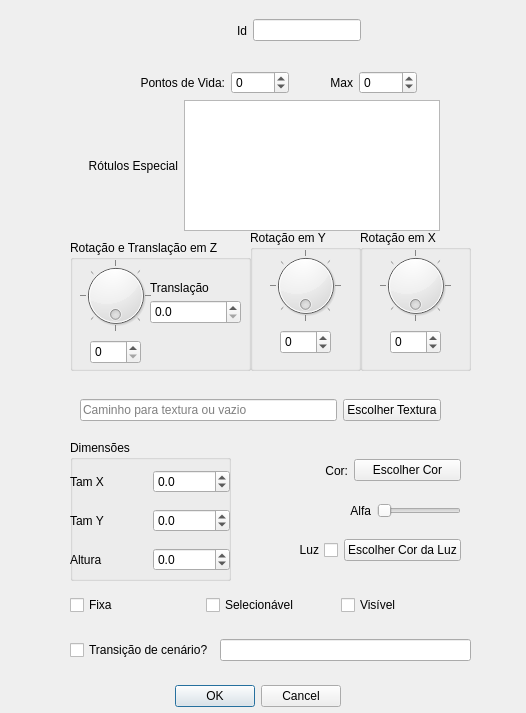
This is ifg/qt/ui/forma.ui in matferib/tabuleiro-virtual as Qt 5 draws it before an edit. The edited form follows.
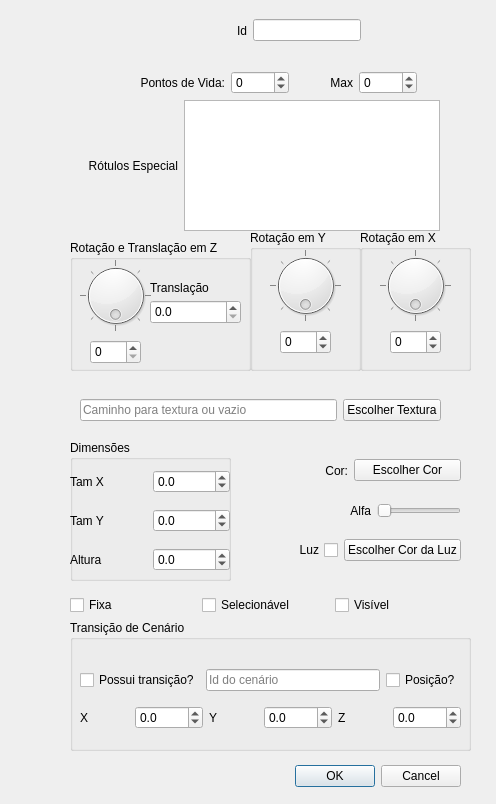
This is the edited form.

Commit message: ui do ponto de entrada da transicao

```diff
--- a/ifg/qt/ui/forma.ui
+++ b/ifg/qt/ui/forma.ui
@@ -6,8 +6,8 @@
    <rect>
     <x>0</x>
     <y>0</y>
-    <width>526</width>
-    <height>713</height>
+    <width>496</width>
+    <height>804</height>
    </rect>
   </property>
   <property name="windowTitle">
@@ -42,8 +42,8 @@
   <widget class="QDialogButtonBox" name="botoes">
    <property name="geometry">
     <rect>
-     <x>0</x>
-     <y>680</y>
+     <x>120</x>
+     <y>760</y>
      <width>341</width>
      <height>32</height>
     </rect>
@@ -548,9 +548,9 @@
    <property name="geometry">
     <rect>
      <x>70</x>
-     <y>580</y>
-     <width>401</width>
-     <height>51</height>
+     <y>590</y>
+     <width>391</width>
+     <height>31</height>
     </rect>
    </property>
    <layout class="QHBoxLayout" name="horizontalLayout_11">
@@ -696,27 +696,146 @@
     </property>
    </widget>
   </widget>
-  <widget class="QWidget" name="horizontalLayoutWidget_7">
+  <widget class="QGroupBox" name="groupBox_5">
    <property name="geometry">
     <rect>
      <x>70</x>
-     <y>630</y>
+     <y>620</y>
      <width>401</width>
-     <height>41</height>
+     <height>131</height>
     </rect>
    </property>
-   <layout class="QHBoxLayout" name="horizontalLayout_14">
-    <item>
-     <widget class="QCheckBox" name="checkbox_transicao_cenario">
-      <property name="text">
-       <string>Transição de cenário?</string>
-      </property>
-     </widget>
-    </item>
-    <item>
-     <widget class="QLineEdit" name="linha_transicao_cenario"/>
-    </item>
-   </layout>
+   <property name="title">
+    <string>Transição de Cenário</string>
+   </property>
+   <widget class="QWidget" name="verticalLayoutWidget_2">
+    <property name="geometry">
+     <rect>
+      <x>10</x>
+      <y>40</y>
+      <width>381</width>
+      <height>80</height>
+     </rect>
+    </property>
+    <layout class="QVBoxLayout" name="verticalLayout_2">
+     <item>
+      <layout class="QHBoxLayout" name="horizontalLayout_19">
+       <item>
+        <widget class="QCheckBox" name="checkbox_transicao_cenario">
+         <property name="text">
+          <string>Possui transição?</string>
+         </property>
+        </widget>
+       </item>
+       <item>
+        <widget class="QLineEdit" name="linha_transicao_cenario">
+         <property name="placeholderText">
+          <string>Id do cenário</string>
+         </property>
+        </widget>
+       </item>
+       <item>
+        <widget class="QCheckBox" name="checkbox_transicao_posicao">
+         <property name="text">
+          <string>Posição?</string>
+         </property>
+        </widget>
+       </item>
+      </layout>
+     </item>
+     <item>
+      <layout class="QHBoxLayout" name="horizontalLayout_14">
+       <item>
+        <layout class="QHBoxLayout" name="horizontalLayout_15">
+         <item>
+          <widget class="QLabel" name="label_12">
+           <property name="sizePolicy">
+            <sizepolicy hsizetype="Minimum" vsizetype="Preferred">
+             <horstretch>0</horstretch>
+             <verstretch>0</verstretch>
+            </sizepolicy>
+           </property>
+           <property name="text">
+            <string>X</string>
+           </property>
+          </widget>
+         </item>
+         <item>
+          <widget class="QDoubleSpinBox" name="spin_trans_x">
+           <property name="decimals">
+            <number>1</number>
+           </property>
+           <property name="minimum">
+            <double>-1000.000000000000000</double>
+           </property>
+           <property name="maximum">
+            <double>1000.000000000000000</double>
+           </property>
+           <property name="singleStep">
+            <double>0.500000000000000</double>
+           </property>
+          </widget>
+         </item>
+        </layout>
+       </item>
+       <item>
+        <layout class="QHBoxLayout" name="horizontalLayout_16">
+         <item>
+          <widget class="QLabel" name="label_13">
+           <property name="text">
+            <string>Y</string>
+           </property>
+          </widget>
+         </item>
+         <item>
+          <widget class="QDoubleSpinBox" name="spin_trans_y">
+           <property name="decimals">
+            <number>1</number>
+           </property>
+           <property name="minimum">
+            <double>-1000.000000000000000</double>
+           </property>
+           <property name="maximum">
+            <double>1000.000000000000000</double>
+           </property>
+           <property name="singleStep">
+            <double>0.500000000000000</double>
+           </property>
+          </widget>
+         </item>
+        </layout>
+       </item>
+       <item>
+        <layout class="QHBoxLayout" name="horizontalLayout_17">
+         <item>
+          <widget class="QLabel" name="label_14">
+           <property name="text">
+            <string>Z</string>
+           </property>
+          </widget>
+         </item>
+         <item>
+          <widget class="QDoubleSpinBox" name="spin_trans_z">
+           <property name="decimals">
+            <number>1</number>
+           </property>
+           <property name="minimum">
+            <double>-1000.000000000000000</double>
+           </property>
+           <property name="maximum">
+            <double>1000.000000000000000</double>
+           </property>
+           <property name="singleStep">
+            <double>0.500000000000000</double>
+           </property>
+          </widget>
+         </item>
+        </layout>
+       </item>
+      </layout>
+     </item>
+    </layout>
+   </widget>
   </widget>
  </widget>
  <resources/>
```
Left out of the diff: 15 changed lines with no effect on the pictures. The commit also changes 4 other files.
